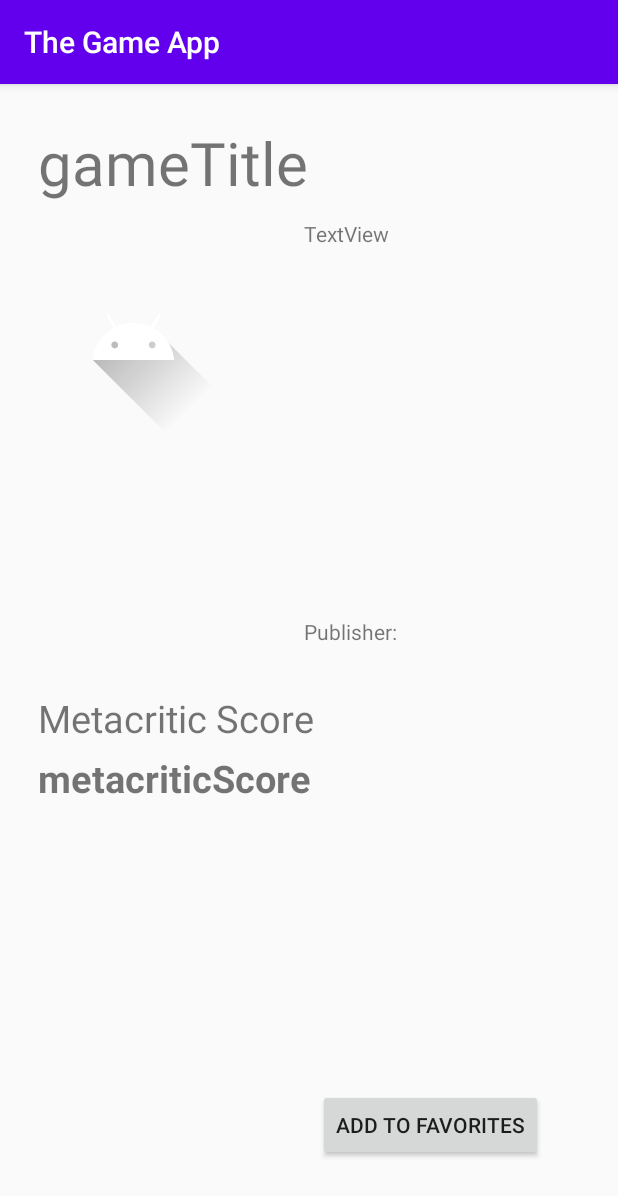
After one commit to dueruen/TheGameapp, an Android app: the fragment GameDetailsFragment shown on its own in the app's theme, on a phone screen of 412 x 824 dp. The commit adds this screen. Shown: the top 1196 px of the screen. Run offline under Robolectric (Android 15) with nearby library versions, the phone set to English and light mode, and no system bars; pictures from the network do not load; 8 statements that could not run were skipped.

Commit message:
Game Details page added, supporting funcitonality to add to favorites

```diff
--- /dev/null
+++ b/app/src/main/java/com/example/thegameapp/games/GameDetailsFragment.java
@@ -0,0 +1,107 @@
+package com.example.thegameapp.games;
+
+import android.os.Bundle;
+
+import androidx.annotation.NonNull;
+import androidx.fragment.app.Fragment;
+import androidx.lifecycle.Observer;
+import androidx.lifecycle.ViewModelProviders;
+
+import android.view.LayoutInflater;
+import android.view.View;
+import android.view.ViewGroup;
+import android.widget.Button;
+import android.widget.ImageView;
+import android.widget.ScrollView;
+import android.widget.TextView;
+
+import com.bumptech.glide.Glide;
+import com.example.thegameapp.R;
+import com.example.thegameapp.favorites.FavoritesViewModel;
+import com.example.thegameapp.favorites.entities.FavoriteEntity;
+import com.example.thegameapp.games.entities.Game;
+import com.example.thegameapp.games.entities.Publisher;
+
+import java.util.List;
+
+public class GameDetailsFragment extends Fragment implements View.OnClickListener {
+
+    private GamesViewModel gamesViewModel;
+    private TextView gameTitleTV;
+    private ScrollView gameDescriptionSV;
+    private TextView gameDescriptionTV;
+    private TextView scoreTV;
+    private TextView publisherTV;
+    private ImageView gameIV;
+    private Button addToFavoritesButton;
+
+    private Game current;
+
+    public View onCreateView(@NonNull LayoutInflater inflater,
+                             ViewGroup container, Bundle savedInstanceState) {
+
+        View root = inflater.inflate(R.layout.fragment_game_details, container, false);
+
+        gameTitleTV = root.findViewById(R.id.gameTitleTextView);
+        gameDescriptionSV = root.findViewById(R.id.gameDescriptionScrollView);
+        gameDescriptionTV = gameDescriptionSV.findViewById(R.id.description);
+        scoreTV = root.findViewById(R.id.metacriticScoreTextView);
+        publisherTV = root.findViewById(R.id.publisherTextView);
+        gameIV = root.findViewById(R.id.gameImage);
+
+        addToFavoritesButton = root.findViewById(R.id.addToFavoritesButton);
+        addToFavoritesButton.setOnClickListener(this);
+
+        String gameID = getArguments().getString("GAME_ID");
+
+        gamesViewModel = ViewModelProviders.of(this).get(GamesViewModel.class);
+        gamesViewModel.getGameByID(gameID).observe(this, new Observer<List<Game>>() {
+            @Override
+            public void onChanged(List<Game> games) {
+                //Since the ID-based query will only return 1 result,
+                //this will ensure that nothing happens until it is done loading
+                if(games.size() == 1) {
+                    current = games.get(0);
+                    updateGameData();
+                }
+            }
+        });
+
+        return root;
+    }
+
+    public void updateGameData() {
+        gameTitleTV.setText(current.getTitle());
+        gameDescriptionTV.setText(current.getDescription());
+        scoreTV.setText(String.valueOf(current.getScore()));
+
+        Glide.with(gameIV).load(current.getImageURL()).into(gameIV);
+
+        Publisher[] publishers = current.getPublishers();
+        StringBuilder publishersSB = new StringBuilder();
+
+        for(int i = 0; i < publishers.length; i++) {
+            publishersSB.append(publishers[i].getName());
+            publishersSB.append("\n");
+        }
+        publisherTV.setText(publishersSB.toString());
+
+    }
+
+    @Override
+    public void onClick(View v) {
+        switch (v.getId()) {
+            case R.id.addToFavoritesButton:
+                addToFavoritesButtonOnClick();
+                break;
+            default:
+                break;
+        }
+
+    }
+
+    private void addToFavoritesButtonOnClick() {
+        FavoritesViewModel fvm = ViewModelProviders.of(this).get(FavoritesViewModel.class);
+        fvm.insert(new FavoriteEntity(current.getTitle(),current.getScore(),current.getImageURL()));
+    }
+}
--- a/app/src/main/java/com/example/thegameapp/games/GameService.java
+++ b/app/src/main/java/com/example/thegameapp/games/GameService.java
@@ -1,4 +1,7 @@
 package com.example.thegameapp.games;
+
+import com.example.thegameapp.games.entities.Game;
+import com.example.thegameapp.games.entities.Result;
 
 import retrofit2.Call;
 import retrofit2.http.GET;
--- a/app/src/main/java/com/example/thegameapp/games/GamesRepository.java
+++ b/app/src/main/java/com/example/thegameapp/games/GamesRepository.java
@@ -4,13 +4,14 @@ import android.os.AsyncTask;
 
 import androidx.lifecycle.LiveData;
 import androidx.lifecycle.MutableLiveData;
-import androidx.room.Database;
+
+import com.example.thegameapp.games.entities.Game;
+import com.example.thegameapp.games.entities.Result;
 
 import java.io.IOException;
 import java.util.ArrayList;
 import java.util.Arrays;
 import java.util.Collections;
-import java.util.Comparator;
 import java.util.List;
 
 import retrofit2.Call;
@@ -23,7 +24,6 @@ public class GamesRepository {
     public GamesRepository() {
         api = RetrofitClient.getInstance().create(GameService.class);
         games =  new MutableLiveData<>();
-
     }
 
     public LiveData<List<Game>> getGamesFromTimeInterval() {
@@ -43,19 +43,21 @@ public class GamesRepository {
     private class GetGameFromIDAsyncTask extends AsyncTask<String, Void, Void> {
         private GameService api;
         private MutableLiveData<List<Game>> liveDataList;
+        private ArrayList<Game> gameList;
 
         private GetGameFromIDAsyncTask(GameService api, LiveData<List<Game>> liveDataList) {
             this.api = api;
             this.liveDataList = (MutableLiveData) liveDataList;
+            gameList = new ArrayList<>();
+            this.liveDataList.postValue(gameList);
         }
 
         @Override
         protected Void doInBackground(String... ID) {
-            ArrayList<Game> gameList = new ArrayList<>();
+
             Call<Game> r = api.getGameByID(ID[0]);
             try {
                 Game fetchedGame = r.execute().body();
-                gameList.clear();
                 gameList.add(fetchedGame);
                 liveDataList.postValue(gameList);
             }
@@ -88,14 +90,7 @@ public class GamesRepository {
                 ex.printStackTrace();
             }
 
-            Collections.sort(gameList, new Comparator<Game>() {
-                @Override
-                public int compare(Game g1, Game g2) {
-                    return Integer.compare(g1.getScore(), g2.getScore());
-                }
-            });
-
-            Collections.reverse(gameList);
+            Collections.sort(gameList);
 
             liveDataList.postValue(gameList);
             return null;
--- a/app/src/main/java/com/example/thegameapp/games/GamesViewModel.java
+++ b/app/src/main/java/com/example/thegameapp/games/GamesViewModel.java
@@ -6,6 +6,8 @@ import android.app.Application;
 import androidx.annotation.NonNull;
 import androidx.lifecycle.AndroidViewModel;
 import androidx.lifecycle.LiveData;
+
+import com.example.thegameapp.games.entities.Game;
 
 import java.util.List;
 
--- a/app/src/main/java/com/example/thegameapp/games/Result.java
+++ b/app/src/main/java/com/example/thegameapp/games/entities/Result.java
@@ -1,5 +1,6 @@
-package com.example.thegameapp.games;
+package com.example.thegameapp.games.entities;
 
+import com.example.thegameapp.games.entities.Game;
 import com.google.gson.annotations.SerializedName;
 
 public class Result {
--- /dev/null
+++ b/app/src/main/res/layout/fragment_game_details.xml
@@ -0,0 +1,108 @@
+<?xml version="1.0" encoding="utf-8"?>
+<androidx.constraintlayout.widget.ConstraintLayout xmlns:android="http://schemas.android.com/apk/res/android"
+    xmlns:app="http://schemas.android.com/apk/res-auto"
+    xmlns:tools="http://schemas.android.com/tools"
+    android:id="@+id/constraintLayout"
+    android:layout_width="match_parent"
+    android:layout_height="match_parent"
+    tools:context=".games.GameDetailsFragment">
+
+    <TextView
+        android:id="@+id/gameTitleTextView"
+        android:layout_width="wrap_content"
+        android:layout_height="wrap_content"
+        android:layout_marginStart="25dp"
+        android:layout_marginLeft="25dp"
+        android:layout_marginTop="25dp"
+        android:text="gameTitle"
+        android:textSize="40dp"
+        app:layout_constraintStart_toStartOf="parent"
+        app:layout_constraintTop_toTopOf="parent" />
+
+    <ImageView
+        android:id="@+id/gameImage"
+        android:layout_width="127dp"
+        android:layout_height="166dp"
+        android:layout_marginStart="25dp"
+        android:layout_marginLeft="25dp"
+        android:layout_marginTop="10dp"
+        android:src="@drawable/ic_launcher_foreground"
+        app:layout_constraintStart_toStartOf="parent"
+        app:layout_constraintTop_toBottomOf="@+id/gameTitleTextView" />
+
+    <ScrollView
+        android:id="@+id/gameDescriptionScrollView"
+        android:layout_width="202dp"
+        android:layout_height="215dp"
+        android:layout_marginStart="50dp"
+        android:layout_marginLeft="50dp"
+        android:layout_marginTop="90dp"
+        app:layout_constraintStart_toEndOf="@+id/gameImage"
+        app:layout_constraintTop_toTopOf="parent">
+
+        <TextView
+            android:id="@+id/description"
+            android:layout_width="match_parent"
+            android:layout_height="wrap_content"
+            android:text="TextView" />
+    </ScrollView>
+
+    <TextView
+        android:id="@+id/metacriticScoreHeadline"
+        android:layout_width="wrap_content"
+        android:layout_height="wrap_content"
+        android:layout_marginStart="25dp"
+        android:layout_marginLeft="25dp"
+        android:layout_marginTop="150dp"
+        android:text="@string/metacritic_headline"
+        android:textSize="25dp"
+        app:layout_constraintStart_toStartOf="parent"
+        app:layout_constraintTop_toBottomOf="@+id/gameImage" />
+
+    <TextView
+        android:id="@+id/metacriticScoreTextView"
+        android:layout_width="wrap_content"
+        android:layout_height="wrap_content"
+        android:layout_marginStart="25dp"
+        android:layout_marginLeft="25dp"
+        android:layout_marginTop="5dp"
+        android:text="metacriticScore"
+        android:textStyle="bold"
+        android:textSize="25dp"
+        app:layout_constraintStart_toStartOf="parent"
+        app:layout_constraintTop_toBottomOf="@+id/metacriticScoreHeadline" />
+
+    <TextView
+        android:id="@+id/publisherHeadline"
+        android:layout_width="wrap_content"
+        android:layout_height="wrap_content"
+        android:layout_marginStart="50dp"
+        android:layout_marginLeft="50dp"
+        android:layout_marginTop="50dp"
+        android:text="@string/publisher_headline"
+        app:layout_constraintStart_toEndOf="@+id/gameImage"
+        app:layout_constraintTop_toBottomOf="@+id/gameDescriptionScrollView" />
+
+    <TextView
+        android:id="@+id/publisherTextView"
+        android:layout_width="wrap_content"
+        android:layout_height="wrap_content"
+        android:layout_marginStart="5dp"
+        android:layout_marginLeft="5dp"
+        android:layout_marginTop="50dp"
+        android:text="publisher "
+        app:layout_constraintStart_toEndOf="@+id/publisherHeadline"
+        app:layout_constraintTop_toBottomOf="@+id/gameDescriptionScrollView" />
+
+    <Button
+        android:id="@+id/addToFavoritesButton"
+        android:layout_width="wrap_content"
+        android:layout_height="wrap_content"
+        android:layout_marginEnd="50dp"
+        android:layout_marginRight="50dp"
+        android:layout_marginBottom="50dp"
+        android:text="@string/add_to_favorites_button"
+        app:layout_constraintBottom_toBottomOf="parent"
+        app:layout_constraintEnd_toEndOf="parent" />
+
+</androidx.constraintlayout.widget.ConstraintLayout>
--- a/app/src/main/res/values/strings.xml
+++ b/app/src/main/res/values/strings.xml
@@ -1,5 +1,5 @@
 <resources>
-    <string name="app_name">The Game app</string>
+    <string name="app_name">The Game App</string>
     <string name="navigation_drawer_open">Open navigation drawer</string>
     <string name="navigation_drawer_close">Close navigation drawer</string>
     <string name="nav_header_title">The Game app</string>
@@ -12,5 +12,13 @@
     <string name="menu_favorites">Favorites</string>
     <string name="menu_login">Login</string>
 
-    <string name="home_second">Home Second</string>
+    <string name="game_details">Game Details</string>
+
+    <string name="metacritic_headline">Metacritic Score</string>
+    <string name="publisher_headline">Publisher:</string>
+    <string name="platforms_headline">Platforms:</string>
+    <string name="genres_headline">Genres:</string>
+
+    <string name="add_to_favorites_button">Add To Favorites</string>
+
 </resources>
```
Also changed, not shown: app/src/main/java/com/example/thegameapp/MainActivity.java (+3 -4 lines), app/src/main/java/com/example/thegameapp/games/GamesAdapter.java (+21 -7 lines), app/src/main/java/com/example/thegameapp/games/RetrofitClient.java (+11 -0 lines), app/src/main/java/com/example/thegameapp/games/entities/Game.java (renamed from app/src/main/java/com/example/thegameapp/games/Game.java, +27 -11 lines), app/src/main/java/com/example/thegameapp/games/entities/Publisher.java (added, +33 -0 lines), app/src/main/java/com/example/thegameapp/home/HomeFragment.java (+14 -9 lines), app/src/main/res/navigation/mobile_navigation.xml (+6 -6 lines).
